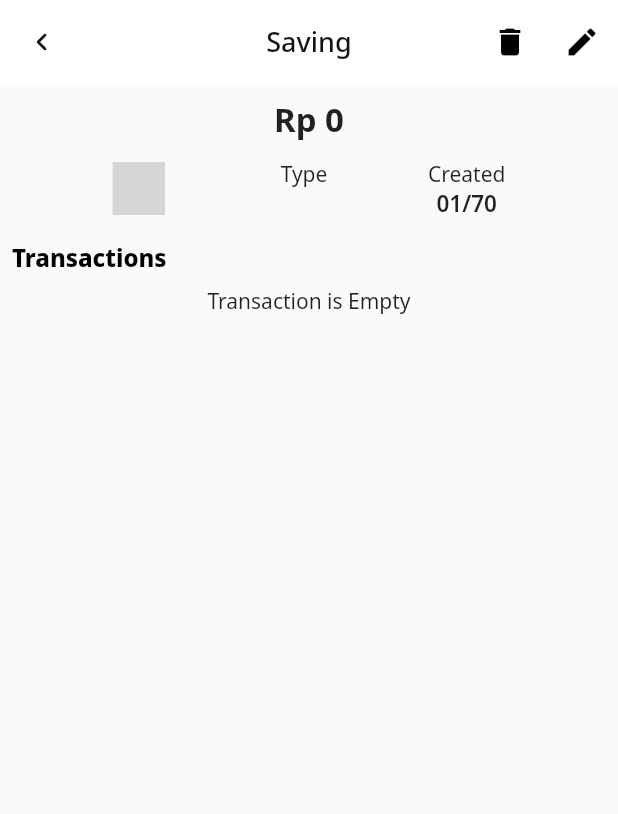
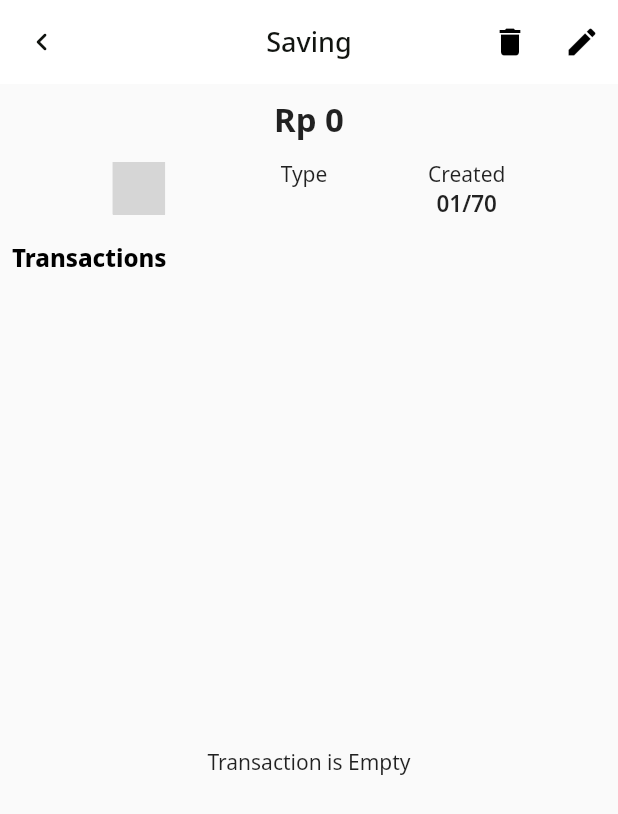
Before and after one commit to zuludin04/during, a Flutter app: the SavingDetailScreen screen opened directly with empty values, on a phone screen of 412 x 824 dp. Shown: the top 814 px of the screen. Run offline on Flutter 3.47's test engine with Material 2 defaults, Android fonts, the light colour scheme and no system bars; our stand-ins replace carousel_slider, flutter_svg, get, get_storage, modal_bottom_sheet, settings_ui and 1 more; missing offline and left inert: flex_color_picker; accounts and stored records are empty; grey boxes are pictures that could not be loaded.

Commit message:
center empty widget

```diff
--- a/lib/ui/dashboard/views/nav/saving_navigation.dart
+++ b/lib/ui/dashboard/views/nav/saving_navigation.dart
@@ -14,7 +14,9 @@ class SavingNavigation extends StatelessWidget {
   Widget build(BuildContext context) {
     return Obx(() {
       if (_controller.emptySaving.value) {
-        return Text('Saving is Empty');
+        return Center(
+          child: Text('Saving is Empty'),
+        );
       } else {
         return ListView.builder(
           itemBuilder: (context, index) =>
--- a/lib/ui/saving/views/saving_detail_screen.dart
+++ b/lib/ui/saving/views/saving_detail_screen.dart
@@ -136,7 +136,7 @@ class SavingDetailScreen extends StatelessWidget {
   }
 
   Widget _loadTransactionIndicator(bool loading) {
-    return SliverToBoxAdapter(
+    return SliverFillRemaining(
       child: Center(
         child: loading
             ? CircularProgressIndicator()
```
